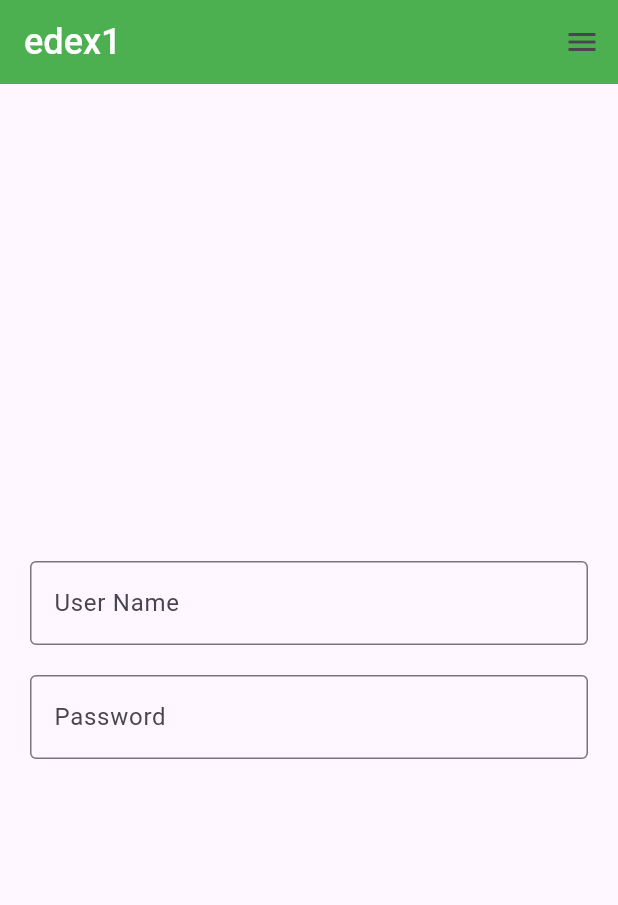
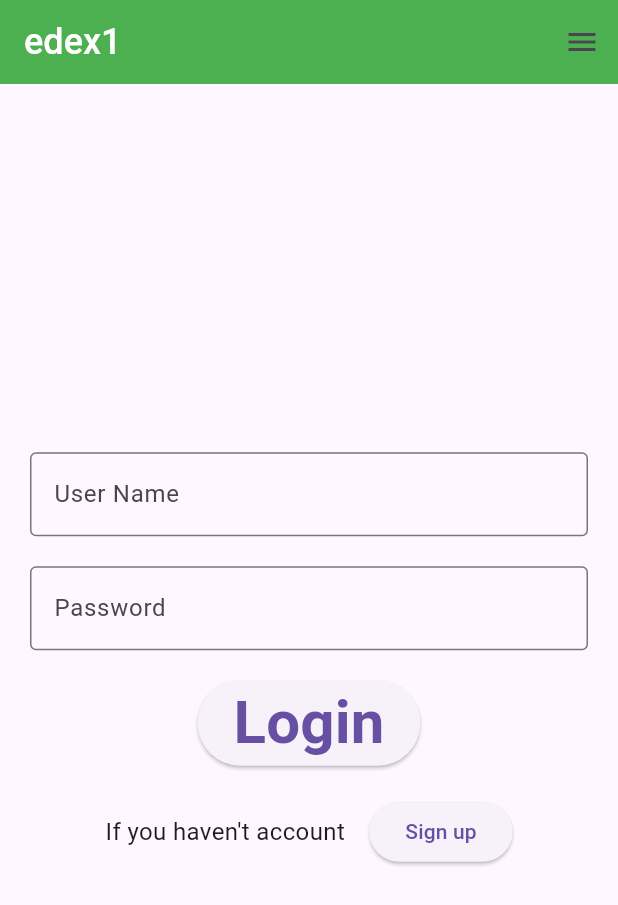
Before and after one commit to kkinethmini/MAD-Final-Project, a Flutter app: the screen it shows after launch, after a tap on "Go to Login", on a phone screen of 412 x 824 dp. Shown: the top 905 px of the screen. Run offline on Flutter 3.47's test engine with Material 3 defaults, Android fonts, the phone set to English and light mode, and no system bars.

Commit message:
update login page

```diff
--- a/lib/Home.dart
+++ b/lib/Home.dart
@@ -23,13 +23,6 @@ class Home extends StatelessWidget {
                 },
                 child: Text('Go to Login'),
               ),
-
-              ElevatedButton(
-                onPressed: () {
-                  Navigator.pushNamed(context, '/signup');
-                },
-                child: Text('Go to Signup'),
-              ),
             ],
           ),
         ),
--- a/lib/Login.dart
+++ b/lib/Login.dart
@@ -11,7 +11,6 @@ class Home extends StatelessWidget {
       child: Scaffold(
         appBar: Appbardf(),
         drawer: Drewer(),
-
         body: Center(
           child: Padding(
             padding: const EdgeInsets.all(20.0),
@@ -26,11 +25,46 @@ class Home extends StatelessWidget {
                 ),
                 const SizedBox(height: 20),
                 TextField(
-                  obscureText: true, // <-- hide password
+                  obscureText: true,
                   decoration: const InputDecoration(
                     labelText: "Password",
                     border: OutlineInputBorder(),
                   ),
+                ),
+                const SizedBox(height: 20),
+
+                // Login Button
+                ElevatedButton(
+                  onPressed: () {
+                    Navigator.pushNamed(context, '/signup');
+                  },
+                  child: const Text(
+                    'Login',
+                    style: TextStyle(fontWeight: FontWeight.w600, fontSize: 40),
+                  ),
+                ),
+
+                const SizedBox(height: 20),
+
+                // Signup Prompt Row
+                Row(
+                  mainAxisAlignment: MainAxisAlignment.center,
+                  children: [
+                    const Text(
+                      "If you haven't account ",
+                      style: TextStyle(
+                        fontWeight: FontWeight.w400,
+                        fontSize: 16,
+                      ),
+                    ),
+                    const SizedBox(width: 12),
+                    ElevatedButton(
+                      onPressed: () {
+                        Navigator.pushNamed(context, '/signup');
+                      },
+                      child: const Text('Sign up'),
+                    ),
+                  ],
                 ),
               ],
             ),
```
